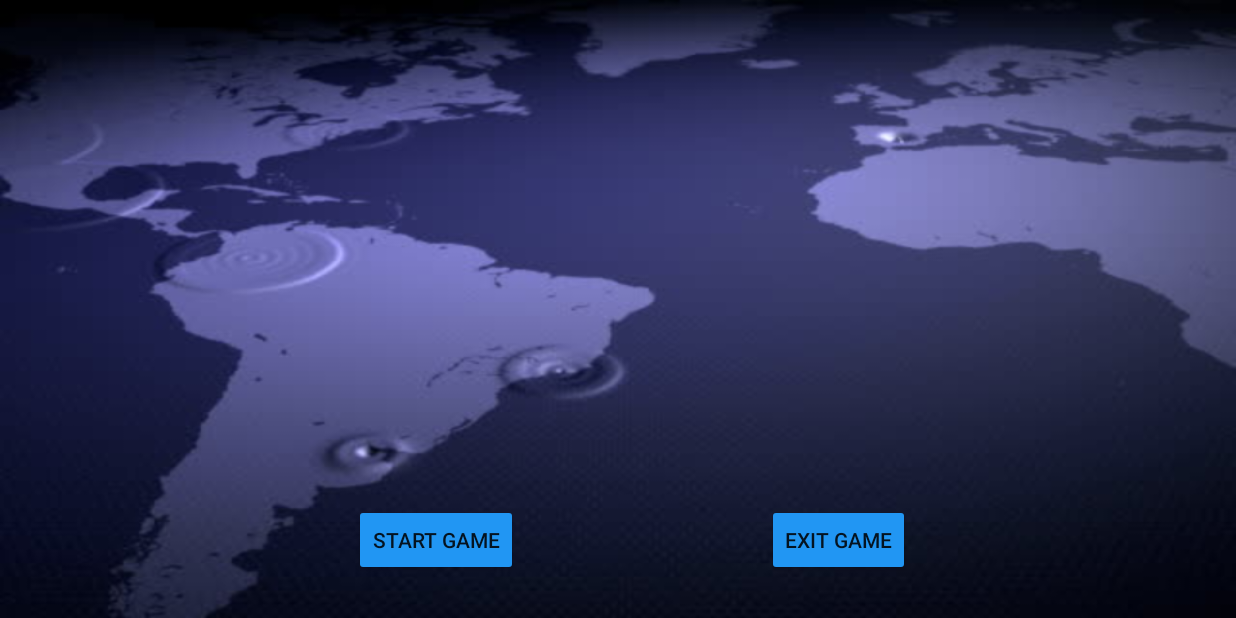
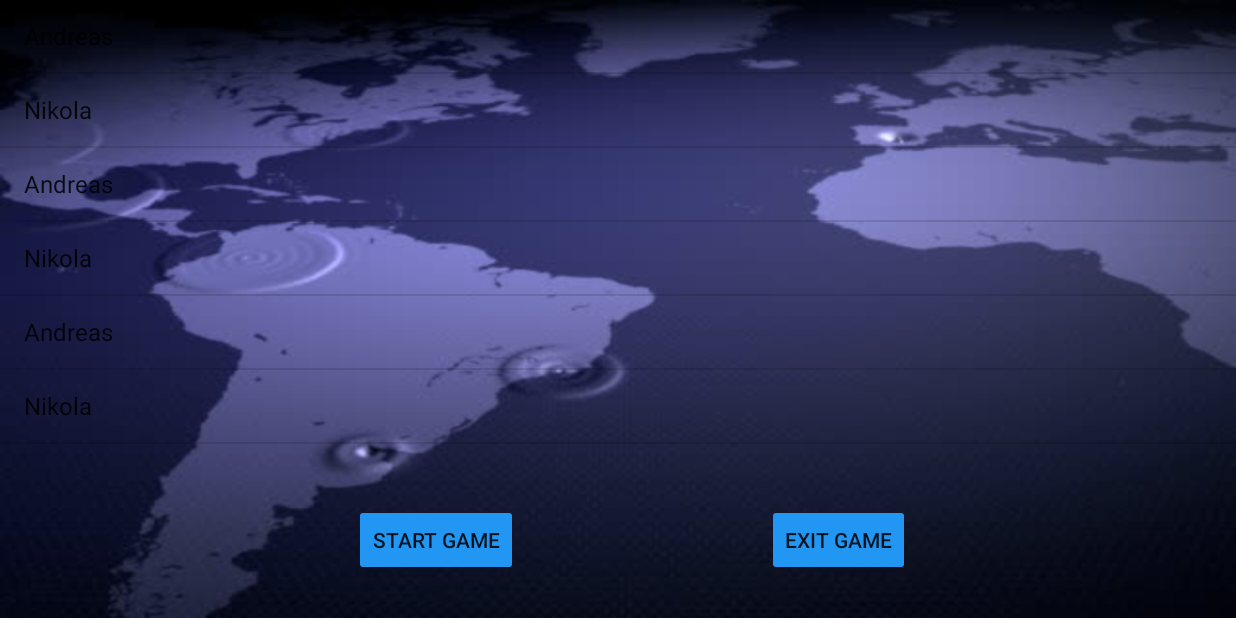
Before and after one commit to raphilesacher/SE2-Risiko, an Android app: the GameLobby screen opened directly, with no data from a screen before it, on a phone screen of 824 x 412 dp (held sideways). Run offline under Robolectric (Android 15) with nearby library versions, the phone set to English and light mode, and no system bars; Roboto replaces fonts that are not available here.

Commit message:
Neue Methode sendNickName ist implementiert

```diff
--- a/app/src/main/java/at/aau/risiko/GameLobby.java
+++ b/app/src/main/java/at/aau/risiko/GameLobby.java
@@ -31,8 +31,16 @@ public class GameLobby extends AppCompatActivity {
         setContentView(R.layout.activity_game_lobby);
 
         Button btnExit = findViewById(R.id.btnExit);
-        playersInLobby = findViewById(R.id.playerList);
+        playersInLobby = findViewById(R.id.listOfPlayers);
 
+        // TODO delete when actually receiving from server, for test purpose only
+        userNames.add("Andreas");
+        userNames.add("Nikola");
+        userNames.add("Andreas");
+        userNames.add("Nikola");
+        userNames.add("Andreas");
+        userNames.add("Nikola");
+        // TODO END
 
         playerNamesAdapter = new ArrayAdapter<String>(this, android.R.layout.simple_list_item_1, userNames);
         playersInLobby.setAdapter(playerNamesAdapter);
--- a/app/src/main/java/at/aau/risiko/networking/kryonet/NetworkClientKryo.java
+++ b/app/src/main/java/at/aau/risiko/networking/kryonet/NetworkClientKryo.java
@@ -46,4 +46,8 @@ public class NetworkClientKryo implements NetworkClient, KryoNetComponent {
     public void sendMessage(BaseMessage message) {
         client.sendTCP(message);
     }
+
+    public void sendNickName(String nickname){
+        client.sendTCP(nickname);
+    }
 }
--- a/app/src/main/res/layout/activity_game_lobby.xml
+++ b/app/src/main/res/layout/activity_game_lobby.xml
@@ -36,7 +36,7 @@
         tools:ignore="MissingConstraints" />
 
     <ListView
-        android:id="@+id/playerList"
+        android:id="@+id/listOfPlayers"
         android:layout_width="match_parent"
         android:layout_height="match_parent"
         tools:layout_editor_absoluteX="250dp"
--- a/app/src/main/res/layout/activity_login_activity.xml
+++ b/app/src/main/res/layout/activity_login_activity.xml
@@ -3,7 +3,7 @@
     xmlns:app="http://schemas.android.com/apk/res-auto"
     xmlns:tools="http://schemas.android.com/tools"
     android:layout_width="match_parent"
-    android:background="@drawable/risiko_background"
+    android:background="@drawable/risiko_background_neu"
     android:layout_height="match_parent"
     tools:context=".LoginActivity">
 
--- a/app/src/main/res/layout/activity_settings.xml
+++ b/app/src/main/res/layout/activity_settings.xml
@@ -4,7 +4,7 @@
     xmlns:tools="http://schemas.android.com/tools"
     android:layout_width="match_parent"
     android:layout_height="match_parent"
-    android:background="@drawable/risiko_background"
+    android:background="@drawable/risiko_background_neu"
     tools:context=".Settings">
 
     <Button
```
Also changed, not shown: app/src/main/java/at/aau/risiko/LoginActivity.java (+11 -1 lines), app/src/main/res/layout/activity_main_menu.xml (+21 -24 lines), app/src/main/res/drawable/risiko_background_neu.jpg (added).
